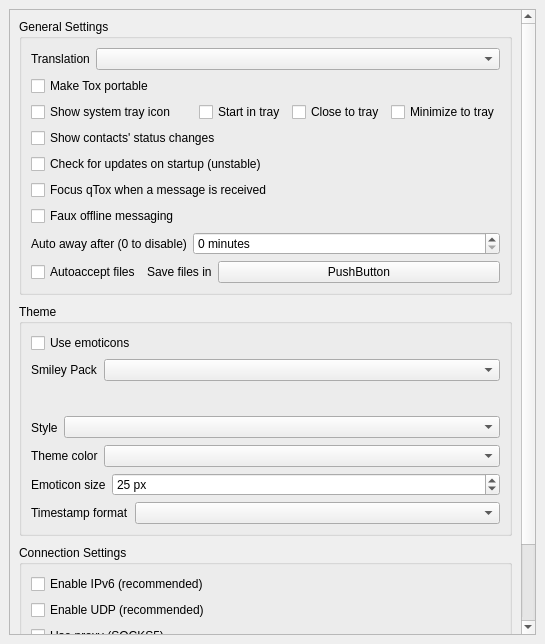
Old version of the form src/widget/form/settings/generalsettings.ui in the repository qTox/qTox.
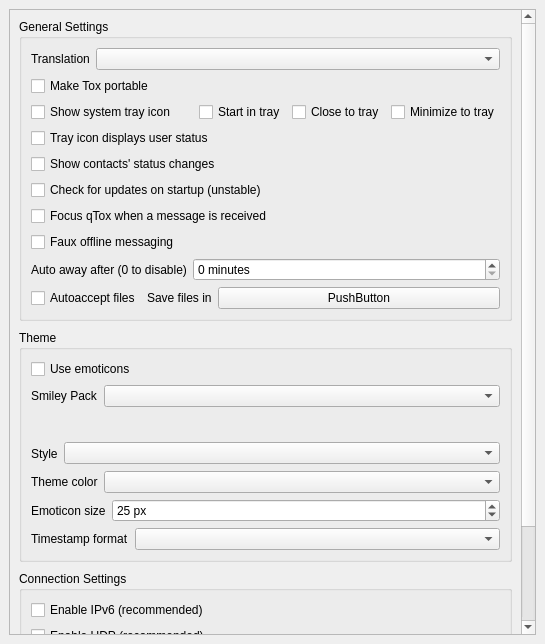
New version of the form.

Commit message: Option for tray icon to display user status

Patch:
```diff
--- a/src/widget/form/settings/generalsettings.ui
+++ b/src/widget/form/settings/generalsettings.ui
@@ -143,6 +143,19 @@
             </item>
            </layout>
           </item>
+          <item>
+           <widget class="QCheckBox" name="trayShowsUserStatus">
+            <property name="sizePolicy">
+             <sizepolicy hsizetype="Fixed" vsizetype="Fixed">
+              <horstretch>0</horstretch>
+              <verstretch>0</verstretch>
+             </sizepolicy>
+            </property>
+            <property name="text">
+             <string>Tray icon displays user status</string>
+            </property>
+           </widget>
+          </item>
           <item>
            <widget class="QCheckBox" name="statusChanges">
             <property name="text">
```
The commit also changes 6 other files.
